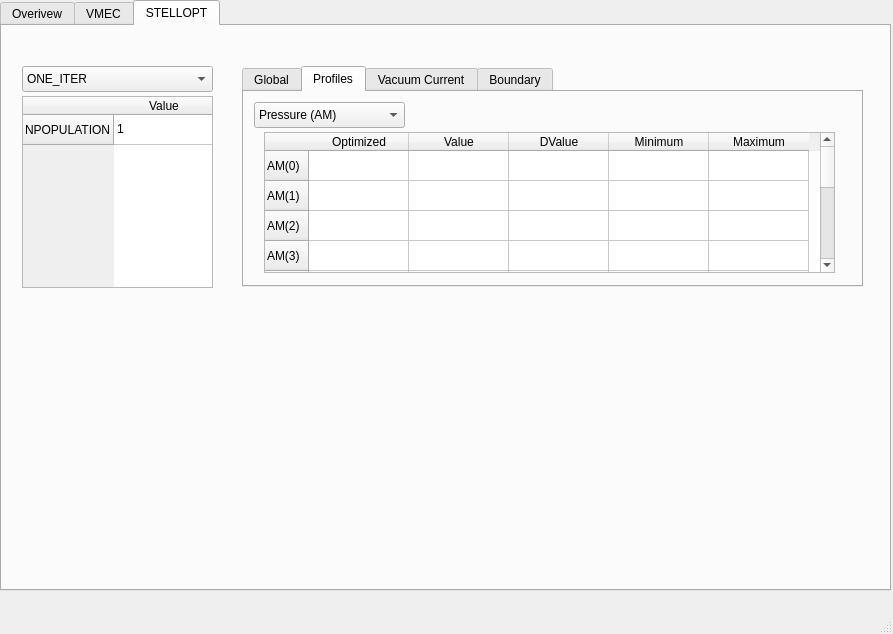
Qt form pySTEL/STELLOPT.ui (PrincetonUniversity/STELLOPT) before a commit.
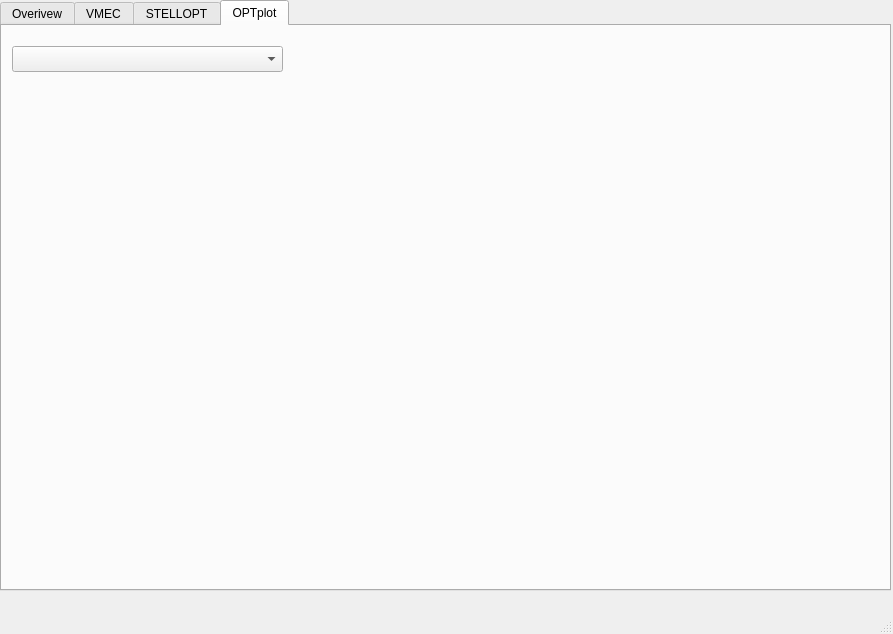
The same form after that commit. The open tabs and pages were chosen to show the change.

Patch:
```diff
--- a/pySTEL/STELLOPT.ui
+++ b/pySTEL/STELLOPT.ui
@@ -24,7 +24,7 @@
      </rect>
     </property>
     <property name="currentIndex">
-     <number>2</number>
+     <number>3</number>
     </property>
     <widget class="QWidget" name="TabOverview">
      <attribute name="title">
@@ -1100,6 +1100,32 @@
       </widget>
      </widget>
     </widget>
+    <widget class="QWidget" name="tab">
+     <attribute name="title">
+      <string>OPTplot</string>
+     </attribute>
+     <widget class="QWidget" name="gridLayoutWidget_2">
+      <property name="geometry">
+       <rect>
+        <x>339</x>
+        <y>19</y>
+        <width>531</width>
+        <height>531</height>
+       </rect>
+      </property>
+      <layout class="QGridLayout" name="OPTplot_box"/>
+     </widget>
+     <widget class="QComboBox" name="OPTplot_type">
+      <property name="geometry">
+       <rect>
+        <x>10</x>
+        <y>20</y>
+        <width>271</width>
+        <height>26</height>
+       </rect>
+      </property>
+     </widget>
+    </widget>
    </widget>
   </widget>
   <widget class="QMenuBar" name="menubar">
```
Left out of the diff: 2 changed lines with no effect on the pictures.
